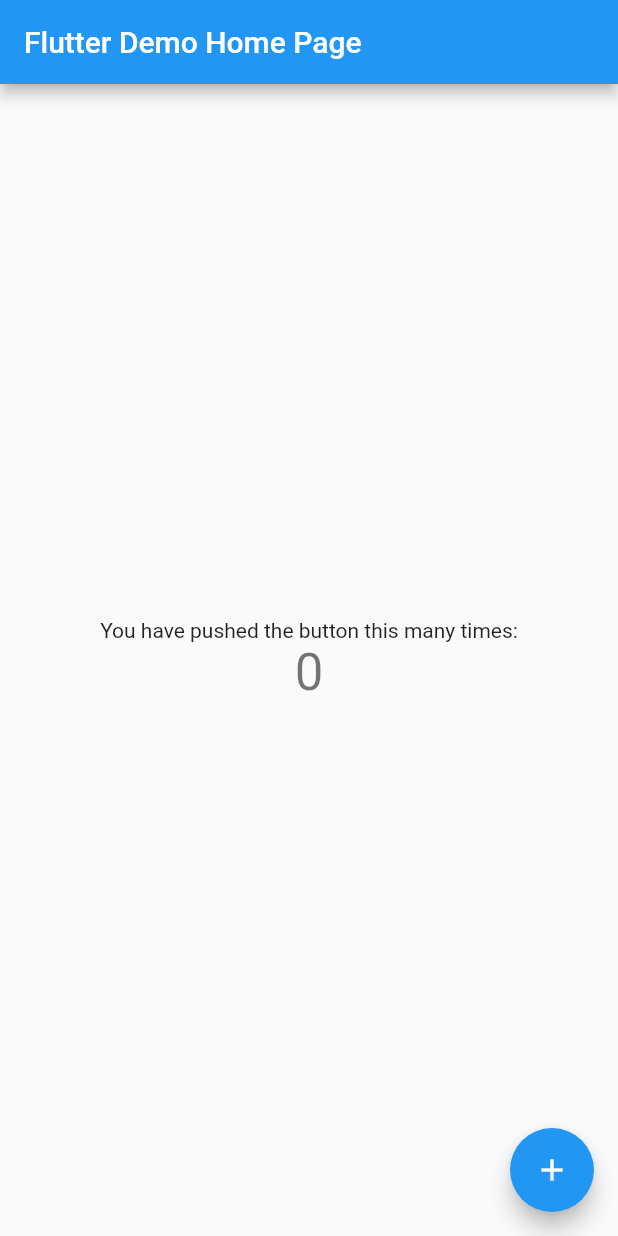
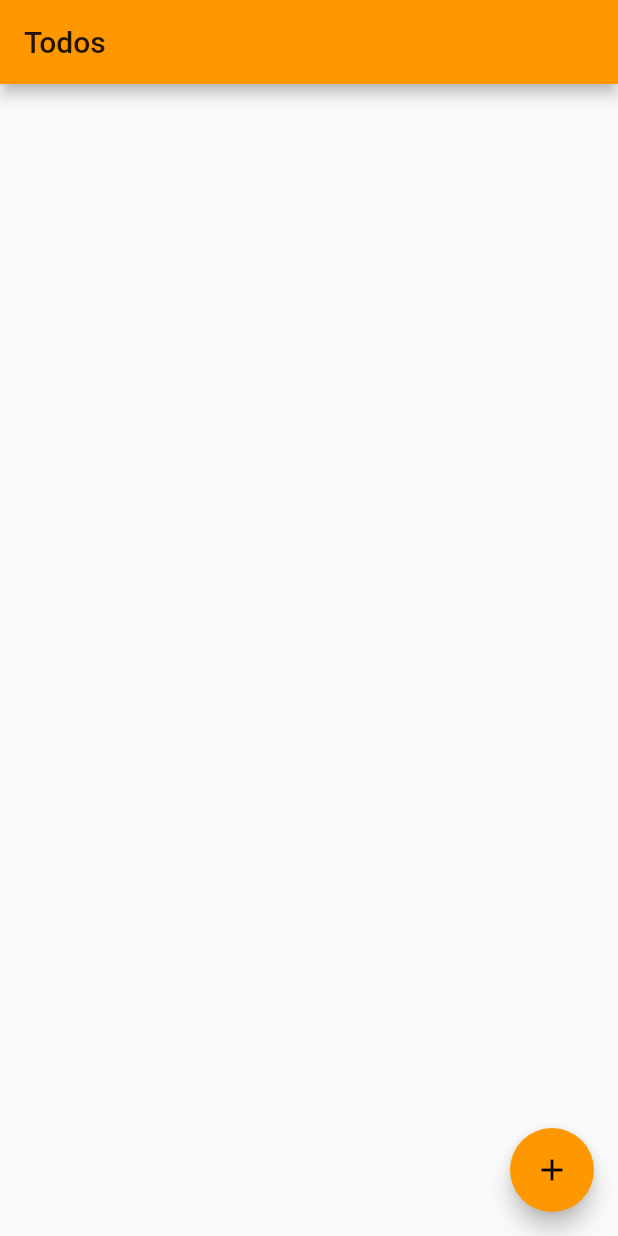
Before and after one commit to chackop/flutter_strt, a Flutter app: the screen it shows after launch, on a phone screen of 412 x 824 dp. Run offline on Flutter 3.47's test engine with Material 2 defaults, Android fonts, the phone set to English and light mode, and no system bars; our stand-ins replace sqflite; accounts and stored records are empty.

Commit message:
working todo

```diff
--- a/todo_app/lib/main.dart
+++ b/todo_app/lib/main.dart
@@ -1,6 +1,7 @@
 import 'package:flutter/material.dart';
 import 'package:todo_app/util/dbhelper.dart';
 import 'package:todo_app/model/todo.dart';
+import 'package:todo_app/screens/todolist.dart';
 
 void main() => runApp(new MyApp());
 
@@ -8,46 +9,27 @@ class MyApp extends StatelessWidget {
   // This widget is the root of your application.
   @override
   Widget build(BuildContext context) {
-    List<Todo> todos = List<Todo>();
-    DbHelper helper = DbHelper();
-    helper.initializeDb().then(
-      (result) => helper.getTodos().then((result) => todos=result)
-    );
-
-    DateTime today = DateTime.now();
-
-    Todo todo = Todo("Buy Fruites", 1, today.toString(), "And make sure they are good");
-    helper.insertTodo(todo);
+    // List<Todo> todos = List<Todo>();
+    // DbHelper helper = DbHelper();
+    // helper.initializeDb().then(
+    //   (result) => helper.getTodos().then((result) => todos=result)
+    // );
+    // DateTime today = DateTime.now();
+    // Todo todo = Todo("Buy Fruites", 1, today.toString(), "And make sure they are good");
+    // helper.insertTodo(todo);
 
     return new MaterialApp(
-      title: 'Flutter Demo',
+      title: 'TODOS',
       theme: new ThemeData(
-        // This is the theme of your application.
-        //
-        // Try running your application with "flutter run". You'll see the
-        // application has a blue toolbar. Then, without quitting the app, try
-        // changing the primarySwatch below to Colors.green and then invoke
-        // "hot reload" (press "r" in the console where you ran "flutter run",
-        // or press Run > Flutter Hot Reload in IntelliJ). Notice that the
-        // counter didn't reset back to zero; the application is not restarted.
-        primarySwatch: Colors.blue,
+        primarySwatch: Colors.orange,
       ),
-      home: new MyHomePage(title: 'Flutter Demo Home Page'),
+      home: new MyHomePage(title: 'Todos'),
     );
   }
 }
 
 class MyHomePage extends StatefulWidget {
   MyHomePage({Key key, this.title}) : super(key: key);
-
-  // This widget is the home page of your application. It is stateful, meaning
-  // that it has a State object (defined below) that contains fields that affect
-  // how it looks.
-
-  // This class is the configuration for the state. It holds the values (in this
-  // case the title) provided by the parent (in this case the App widget) and
-  // used by the build method of the State. Fields in a Widget subclass are
-  // always marked "final".
 
   final String title;
 
@@ -58,65 +40,13 @@ class MyHomePage extends StatefulWidget {
 class _MyHomePageState extends State<MyHomePage> {
   int _counter = 0;
 
-  void _incrementCounter() {
-    setState(() {
-      // This call to setState tells the Flutter framework that something has
-      // changed in this State, which causes it to rerun the build method below
-      // so that the display can reflect the updated values. If we changed
-      // _counter without calling setState(), then the build method would not be
-      // called again, and so nothing would appear to happen.
-      _counter++;
-    });
-  }
-
   @override
   Widget build(BuildContext context) {
-    // This method is rerun every time setState is called, for instance as done
-    // by the _incrementCounter method above.
-    //
-    // The Flutter framework has been optimized to make rerunning build methods
-    // fast, so that you can just rebuild anything that needs updating rather
-    // than having to individually change instances of widgets.
     return new Scaffold(
       appBar: new AppBar(
-        // Here we take the value from the MyHomePage object that was created by
-        // the App.build method, and use it to set our appbar title.
         title: new Text(widget.title),
       ),
-      body: new Center(
-        // Center is a layout widget. It takes a single child and positions it
-        // in the middle of the parent.
-        child: new Column(
-          // Column is also layout widget. It takes a list of children and
-          // arranges them vertically. By default, it sizes itself to fit its
-          // children horizontally, and tries to be as tall as its parent.
-          //
-          // Invoke "debug paint" (press "p" in the console where you ran
-          // "flutter run", or select "Toggle Debug Paint" from the Flutter tool
-          // window in IntelliJ) to see the wireframe for each widget.
-          //
-          // Column has various properties to control how it sizes itself and
-          // how it positions its children. Here we use mainAxisAlignment to
-          // center the children vertically; the main axis here is the vertical
-          // axis because Columns are vertical (the cross axis would be
-          // horizontal).
-          mainAxisAlignment: MainAxisAlignment.center,
-          children: <Widget>[
-            new Text(
-              'You have pushed the button this many times:',
-            ),
-            new Text(
-              '$_counter',
-              style: Theme.of(context).textTheme.display1,
-            ),
-          ],
-        ),
-      ),
-      floatingActionButton: new FloatingActionButton(
-        onPressed: _incrementCounter,
-        tooltip: 'Increment',
-        child: new Icon(Icons.add),
-      ), // This trailing comma makes auto-formatting nicer for build methods.
+      body: TodoList(),
     );
   }
 }
```
Also changed, not shown: todo_app/lib/screens/todolist.dart (added, +75 -0 lines).
